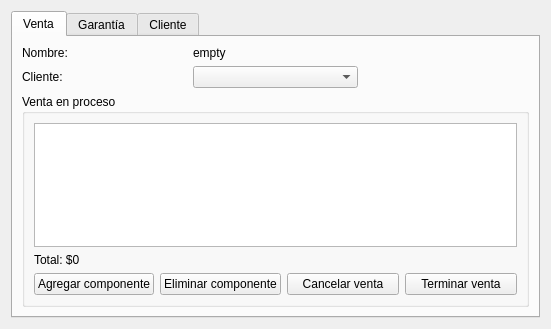
This is ui/employee.ui in Matiti061/TecnoPC as Qt 5 draws it before an edit. The edited form follows.
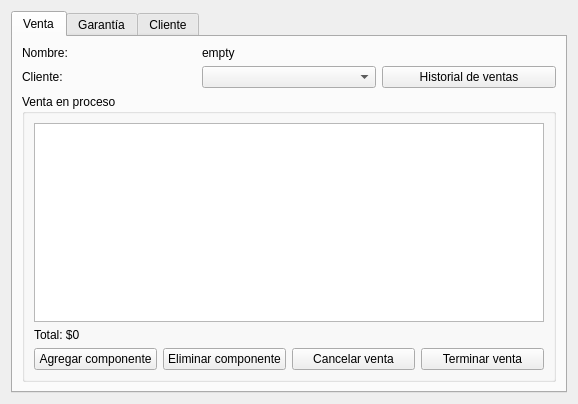
This is the edited form.

Diff of the .ui file:
```diff
--- a/ui/employee.ui
+++ b/ui/employee.ui
@@ -6,8 +6,8 @@
    <rect>
     <x>0</x>
     <y>0</y>
-    <width>551</width>
-    <height>314</height>
+    <width>578</width>
+    <height>404</height>
    </rect>
   </property>
   <property name="windowTitle">
@@ -99,6 +99,13 @@
        <item row="1" column="1">
         <widget class="QComboBox" name="client_comboBox"/>
        </item>
+       <item row="1" column="2">
+        <widget class="QPushButton" name="sale_history_button">
+         <property name="text">
+          <string>Historial de ventas</string>
+         </property>
+        </widget>
+       </item>
       </layout>
      </widget>
      <widget class="QWidget" name="warranty_tab">
```
